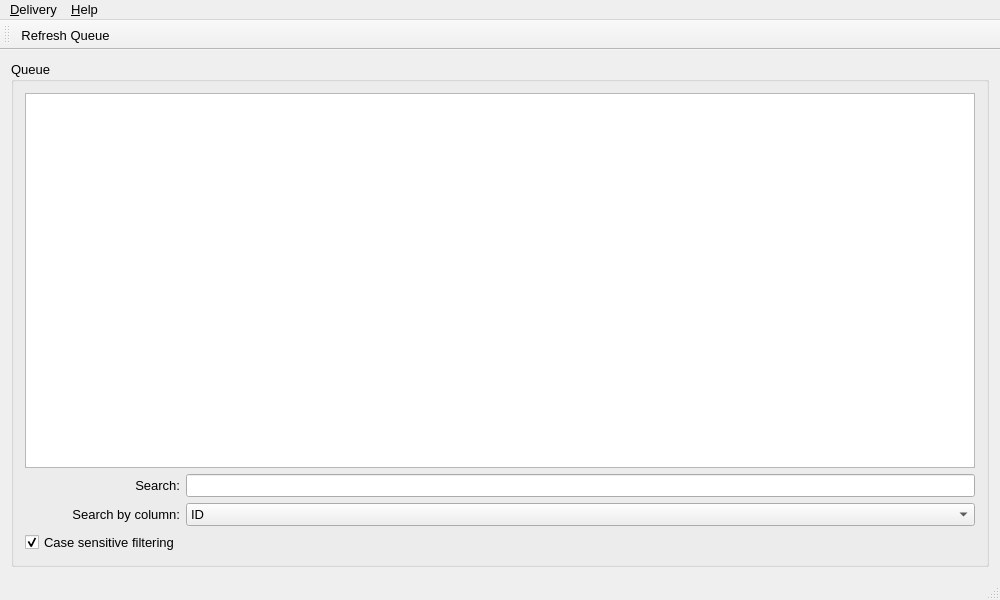
This is frmDeliveryQueue.ui in chhimichanga/deliveryqueue as Qt 5 draws it before an edit. The edited form follows.
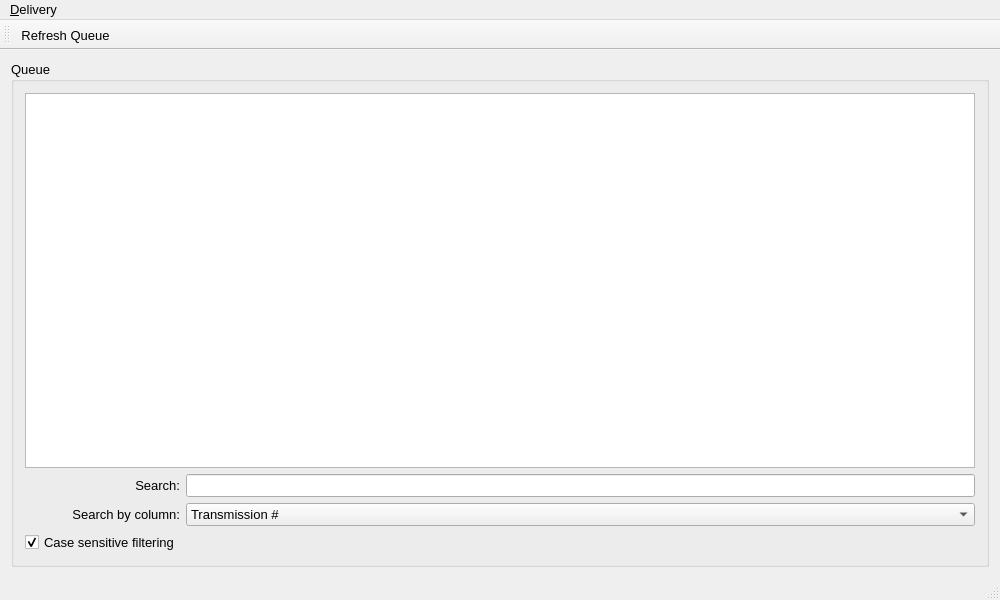
This is the edited form.

Commit message: added "Add Manually" and "Import from Excel" options to New Delivery menu

Diff of the .ui file:
```diff
--- a/frmDeliveryQueue.ui
+++ b/frmDeliveryQueue.ui
@@ -95,7 +95,7 @@
          </property>
          <item>
           <property name="text">
-           <string>ID</string>
+           <string>Transmission #</string>
           </property>
          </item>
          <item>
@@ -169,7 +169,7 @@
      <pointsize>10</pointsize>
     </font>
    </property>
-   <widget class="QMenu" name="menu_Delivery">
+   <widget class="QMenu" name="menuDelivery">
     <property name="title">
      <string>&amp;Delivery</string>
     </property>
@@ -178,14 +178,7 @@
     <addaction name="actDeleteDelivery"/>
     <addaction name="actArchiveDelivery"/>
    </widget>
-   <widget class="QMenu" name="menu_Help">
-    <property name="title">
-     <string>&amp;Help</string>
-    </property>
-    <addaction name="actAbout"/>
-   </widget>
-   <addaction name="menu_Delivery"/>
-   <addaction name="menu_Help"/>
+   <addaction name="menuDelivery"/>
   </widget>
   <widget class="QToolBar" name="mainToolBar">
    <attribute name="toolBarArea">
```
Left out of the diff: 56 changed lines with no effect on the pictures. The commit also changes 9 other files.
